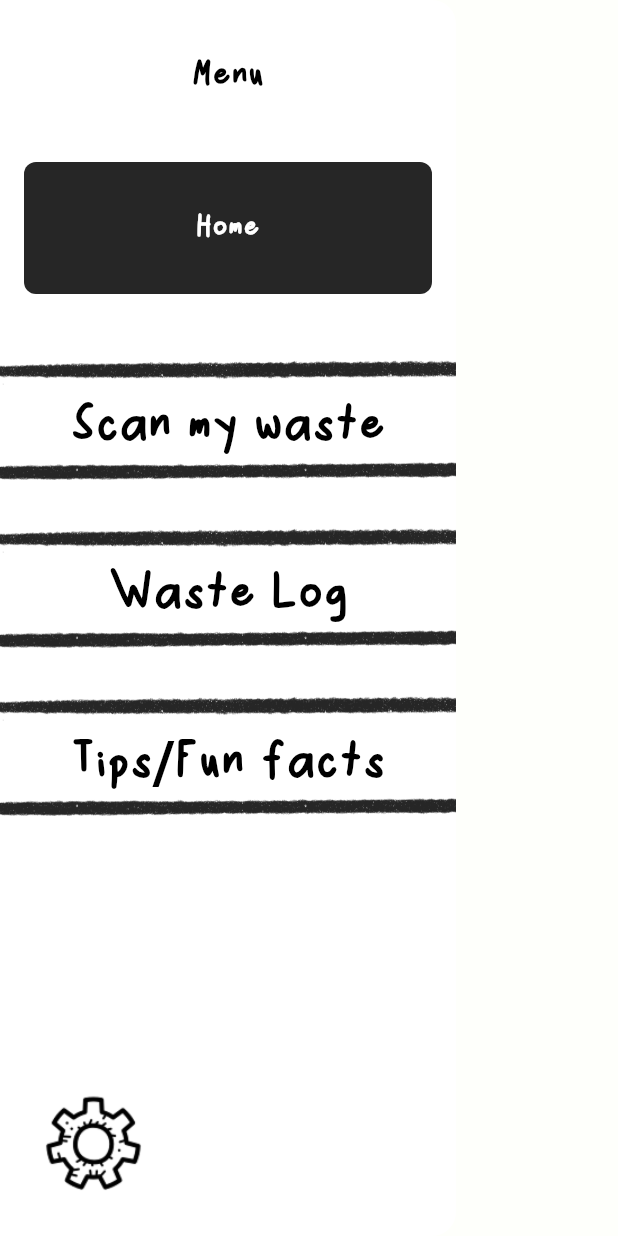
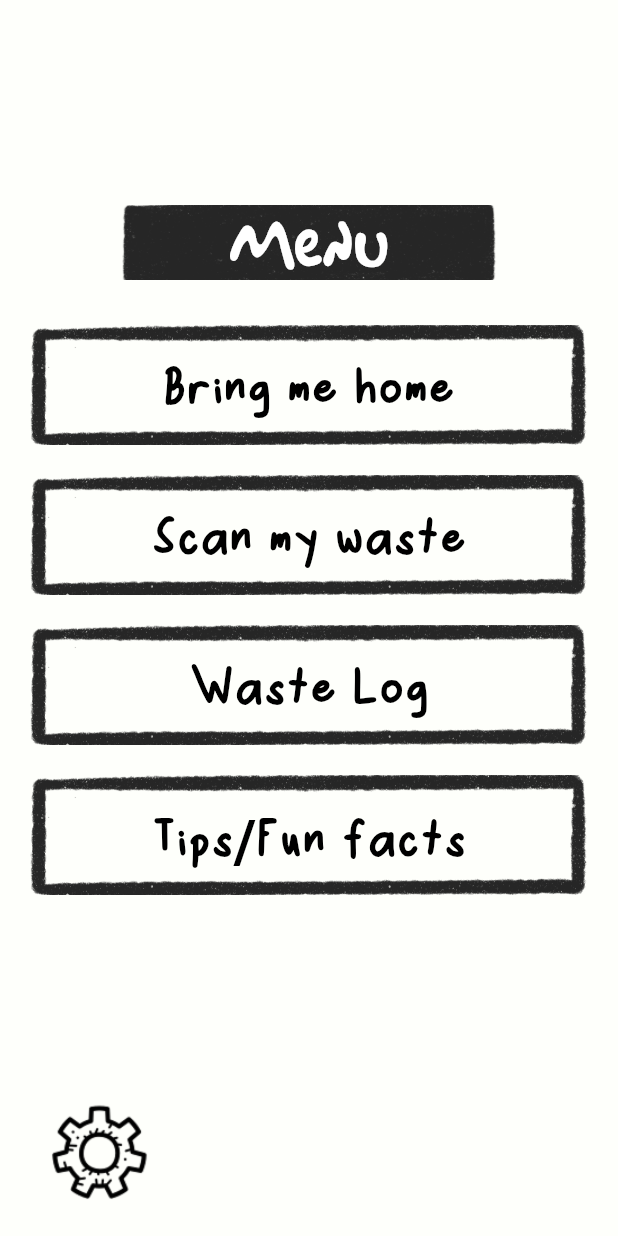
Before and after one commit to clarissachng/trash_classifier, a Flutter app: the DrawerMenu screen opened directly, on a phone screen of 412 x 824 dp. Run offline on Flutter 3.47's test engine with Material 3 defaults, Android fonts, the light colour scheme and no system bars; our stand-ins replace camera, fl_chart.

Commit message:
made changed to the right page

```diff
--- a/lib/main.dart
+++ b/lib/main.dart
@@ -140,25 +140,6 @@ class MainPage extends StatelessWidget {
                   _buildButton("Waste Overview", context, '/overview_page'),
                   _buildButton("Tips/Fun facts", context, '/funfact_page'),
                   const Spacer(),
-
-                  // Panda illustration moved to the right
-                  Align(
-                    alignment: Alignment.bottomRight,
-                    child: Image.asset(
-                      'assets/character/panda.png',
-                      height: 180,
-                      fit: BoxFit.contain,
-                    ),
-                  ),
-
-                  // Settings icon replaced with specific image
-                  Align(
-                    alignment: Alignment.bottomLeft,
-                    child: IconButton(
-                      icon: Image.asset('assets/icon/settings-icon.png', height: 30),
-                      onPressed: () {},
-                    ),
-                  ),
                 ],
               ),
             ),
--- a/lib/widget/drawer_menu.dart
+++ b/lib/widget/drawer_menu.dart
@@ -7,136 +7,61 @@ class DrawerMenu extends StatelessWidget {
 
   @override
   Widget build(BuildContext context) {
-    return Drawer(
+    return Scaffold(
+      backgroundColor: const Color(0xFFFEFFFB), // Restored background color
+      body: SafeArea(
+        child: Padding(
+          padding: const EdgeInsets.symmetric(horizontal: 20.0, vertical: 10.0),
           child: Column(
-        children: <Widget>[
-          // Menu Title with Plain Background
-          const SizedBox(
-            height: 100, // Height of the title section
-            child: Center(
+            children: [
+              Expanded(
+                child: Column(
+                  mainAxisAlignment: MainAxisAlignment.center, // Center title & buttons
+                  crossAxisAlignment: CrossAxisAlignment.center,
+                  children: [
+                    // Menu Title
+                    Container(
+                      width: 250,
+                      height: 50,
+                      decoration: BoxDecoration(
+                        image: const DecorationImage(
+                          image: AssetImage('assets/widgets/black-btn.png'),
+                          fit: BoxFit.cover,
+                        ),
+                      ),
+                      child: const Center(
                         child: Text(
-                'Menu',
+                          "Menu",
                           style: TextStyle(
-                  fontSize: 28, // Larger font size
+                            fontFamily: 'Simpsonfont',
+                            fontSize: 35,
                             fontWeight: FontWeight.bold,
+                            color: Colors.white,
                           ),
                         ),
                       ),
                     ),
-          // Menu Items
-          Expanded(
-            child: ListView(
-              padding: EdgeInsets.zero,
-              children: <Widget>[
-                // Home Button (Black Background)
-                Padding(
-                  padding: const EdgeInsets.symmetric(
-                    vertical: 8, // Add some vertical padding
-                    horizontal: 16,
-                  ),
-                  child: Container(
-                    decoration: BoxDecoration(
-                      color: const Color(0xFF262626), // Black background
-                      borderRadius: BorderRadius.circular(8), // Rounded corners
-                    ),
-                    child: ListTile(
-                      contentPadding: const EdgeInsets.symmetric(
-                        vertical: 16, // Increased vertical padding
-                        horizontal: 16,
-                      ),
-                      title: const Center(
-                        child: Text(
-                          'Home',
-                          style: TextStyle(
-                            fontSize: 24, // Increased font size
-                            fontWeight: FontWeight.bold,
-                            color: Colors.white, // White text
-                          ),
-                        ),
-                      ),
-                      onTap: () {
-                        // Handle "Home" button tap
-                        Navigator.pop(context); // Close the drawer
-                        Navigator.pushReplacement(
-                          context,
-                          MaterialPageRoute(builder: (context) => const MyApp()),
-                        );
-                      },
-                    ),
-                  ),
-                ),
-                const SizedBox(height: 20), // Space between items
 
-                // Using Helper Function for Buttons
-                _buildButton("Scan my waste", context, '../screens/scan_page'),
-                _buildButton("Waste Log", context, '../overview_page'),
-                _buildButton("Tips/Fun facts", context),
+                    const SizedBox(height: 30), // Space below title
 
-                const SizedBox(height: 20), // Space below the last item
+                    // Menu Buttons
+                    _buildButton("Bring me home", context),
+                    const SizedBox(height: 20),
+                    _buildButton("Scan my waste", context, '/scan_page'),
+                    const SizedBox(height: 20),
+                    _buildButton("Waste Log", context, '/overview_page'),
+                    const SizedBox(height: 20),
+                    _buildButton("Tips/Fun facts", context, '/funfact_page'),
                   ],
                 ),
               ),
-          // Settings Icon at the Bottom Left
-          Container(
+
+              // Settings Icon at the bottom-left
+              Align(
                 alignment: Alignment.bottomLeft,
-            padding: const EdgeInsets.all(16.0),
                 child: IconButton(
-              icon: Image.asset(
-                'assets/icon/settings-icon.png', // Path to your custom icon
-                width: 75, // Adjust the size as needed
-                height: 75,
-              ),
-              onPressed: () {
-                Navigator.pop(context); // Close the drawer
-                Navigator.push(
-                  context,
-                  MaterialPageRoute(builder: (context) => SettingsPage()),
-                );
-              },
-            ),
-          ),
-        ],
-      ),
-    );
-  }
-}
-
-
-
-// Helper Function for Buttons
-Widget _buildButton(String text, BuildContext context, [String? route]) {
-  return Padding(
-    padding: const EdgeInsets.symmetric(vertical: 16.0), // Increased vertical padding
-    child: SizedBox(
-      width: double.infinity,
-      height: 80, // Increased height for larger buttons
-      child: InkWell(
-        onTap: () {
-          if (route != null && route.isNotEmpty) {
-            Navigator.pushNamed(context, route);
-          }
-        },
-        child: Stack(
-          children: [
-            // Use your image as the button background
-            Positioned.fill(
-              child: Image.asset(
-                'assets/widgets/outlined-btn.png', // Ensure this file exists
-                fit: BoxFit.cover,
-              ),
-            ),
-            // Center the text with increased padding
-            Center(
-              child: Padding(
-                padding: const EdgeInsets.symmetric(vertical: 16.0, horizontal: 24.0), // Increased padding
-                child: Text(
-                  text,
-                  style: const TextStyle(
-                    color: Colors.black,
-                    fontSize: 40,
-                    fontWeight: FontWeight.bold, // Optional: Add bold text
-                  ),
-                ),
+                  icon: Image.asset('assets/icon/settings-icon.png', height: 75),
+                  onPressed: () => _navigateToSettings(context),
                 ),
               ),
             ],
@@ -145,3 +70,51 @@ Widget _buildButton(String text, BuildContext context, [String? route]) {
       ),
     );
   }
+}
+
+// Helper Function for Buttons
+Widget _buildButton(String text, BuildContext context, [String? route]) {
+  return SizedBox(
+    width: double.infinity,
+    height: 80,
+    child: InkWell(
+      onTap: () {
+        if (text == "Bring me home") {
+          Navigator.popUntil(context, (route) => route.isFirst);
+        } else if (route != null && route.isNotEmpty) {
+          Navigator.pushNamed(context, route);
+        }
+      },
+      child: Stack(
+        children: [
+          Positioned.fill(
+            child: Image.asset(
+              'assets/widgets/outlined-btn.png',
+              fit: BoxFit.cover,
+            ),
+          ),
+          Center(
+            child: Padding(
+              padding: const EdgeInsets.symmetric(vertical: 16.0, horizontal: 24.0),
+              child: Text(
+                text,
+                style: const TextStyle(
+                  color: Colors.black,
+                  fontSize: 40,
+                  fontWeight: FontWeight.bold,
+                ),
+              ),
+            ),
+          ),
+        ],
+      ),
+    ),
+  );
+}
+
+void _navigateToSettings(BuildContext context) {
+  Navigator.push(
+    context,
+    MaterialPageRoute(builder: (context) => SettingsPage()),
+  );
+}
```
Lines whose indentation alone changed are shown as unchanged.
